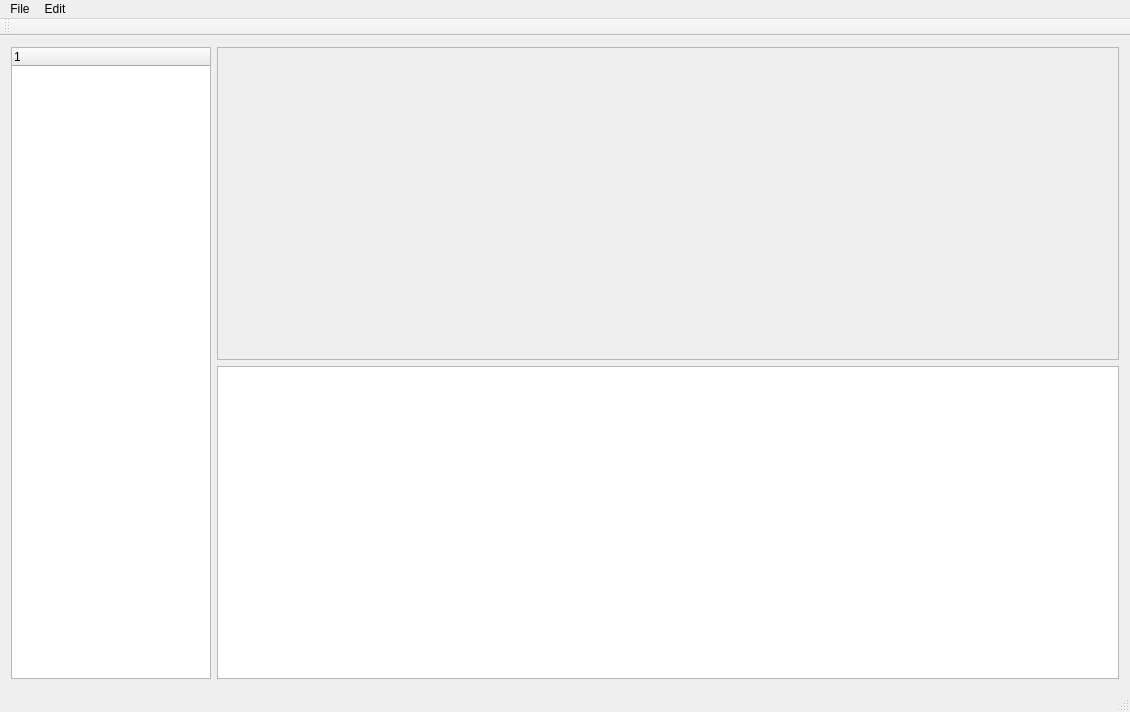
Qt form ui/mainwindow.ui (mturley/arranger) before a commit.
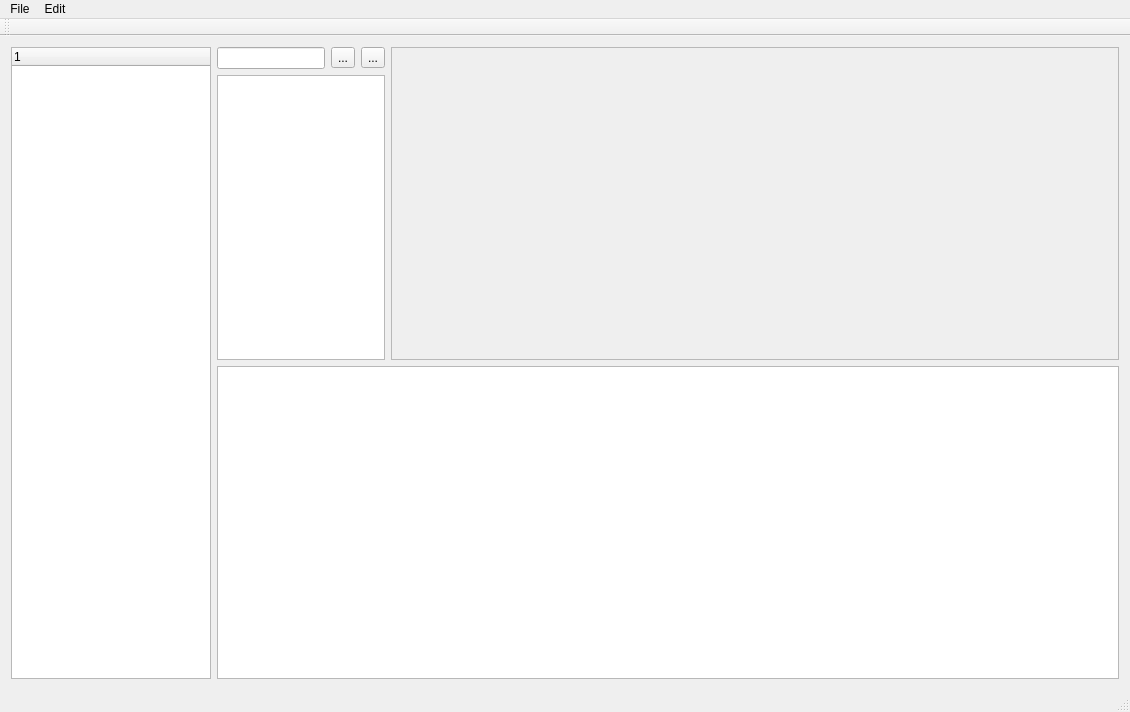
The same form after that commit.

Commit message: content editor for main window as well as name editor and refresh button

Diff of the .ui file:
```diff
--- a/ui/mainwindow.ui
+++ b/ui/mainwindow.ui
@@ -14,9 +14,7 @@
    <string>MainWindow</string>
   </property>
   <widget class="QWidget" name="centralWidget">
-   <layout class="QVBoxLayout" name="verticalLayout_2">
-    <item>
-     <layout class="QHBoxLayout" name="horizontalLayout">
+   <layout class="QHBoxLayout" name="horizontalLayout_2">
       <item>
        <widget class="QTreeWidget" name="treeWidget">
         <property name="maximumSize">
@@ -35,7 +33,68 @@
       <item>
        <layout class="QVBoxLayout" name="verticalLayout">
         <item>
+       <layout class="QHBoxLayout" name="horizontalLayout">
+        <item>
+         <layout class="QGridLayout" name="gridLayout">
+          <property name="sizeConstraint">
+           <enum>QLayout::SetMaximumSize</enum>
+          </property>
+          <item row="0" column="0">
+           <widget class="QLineEdit" name="nameEdit">
+            <property name="sizePolicy">
+             <sizepolicy hsizetype="Maximum" vsizetype="Fixed">
+              <horstretch>0</horstretch>
+              <verstretch>0</verstretch>
+             </sizepolicy>
+            </property>
+            <property name="maximumSize">
+             <size>
+              <width>16777215</width>
+              <height>16777215</height>
+             </size>
+            </property>
+           </widget>
+          </item>
+          <item row="0" column="1">
+           <widget class="QToolButton" name="formatButton">
+            <property name="text">
+             <string>...</string>
+            </property>
+           </widget>
+          </item>
+          <item row="0" column="2">
+           <widget class="QToolButton" name="refreshButton">
+            <property name="text">
+             <string>...</string>
+            </property>
+           </widget>
+          </item>
+          <item row="1" column="0" colspan="3">
+           <widget class="QTextEdit" name="contentEdit">
+            <property name="minimumSize">
+             <size>
+              <width>0</width>
+              <height>0</height>
+             </size>
+            </property>
+            <property name="maximumSize">
+             <size>
+              <width>16777215</width>
+              <height>16777215</height>
+             </size>
+            </property>
+           </widget>
+          </item>
+         </layout>
+        </item>
+        <item>
          <widget class="QScrollArea" name="scrollArea">
+          <property name="sizePolicy">
+           <sizepolicy hsizetype="Expanding" vsizetype="Expanding">
+            <horstretch>0</horstretch>
+            <verstretch>0</verstretch>
+           </sizepolicy>
+          </property>
           <property name="widgetResizable">
            <bool>true</bool>
           </property>
@@ -44,8 +103,8 @@
             <rect>
              <x>0</x>
              <y>0</y>
-             <width>900</width>
-             <height>310</height>
+             <width>686</width>
+             <height>309</height>
             </rect>
            </property>
            <layout class="QVBoxLayout" name="verticalLayout_3">
@@ -66,6 +125,8 @@
           </widget>
          </widget>
         </item>
+       </layout>
+      </item>
         <item>
          <widget class="QListWidget" name="listWidget">
           <property name="maximumSize">
@@ -78,8 +139,6 @@
            <enum>QListView::Adjust</enum>
           </property>
          </widget>
-        </item>
-       </layout>
       </item>
      </layout>
     </item>
```
Lines whose indentation alone changed are shown as unchanged. The commit also changes 12 other files.
